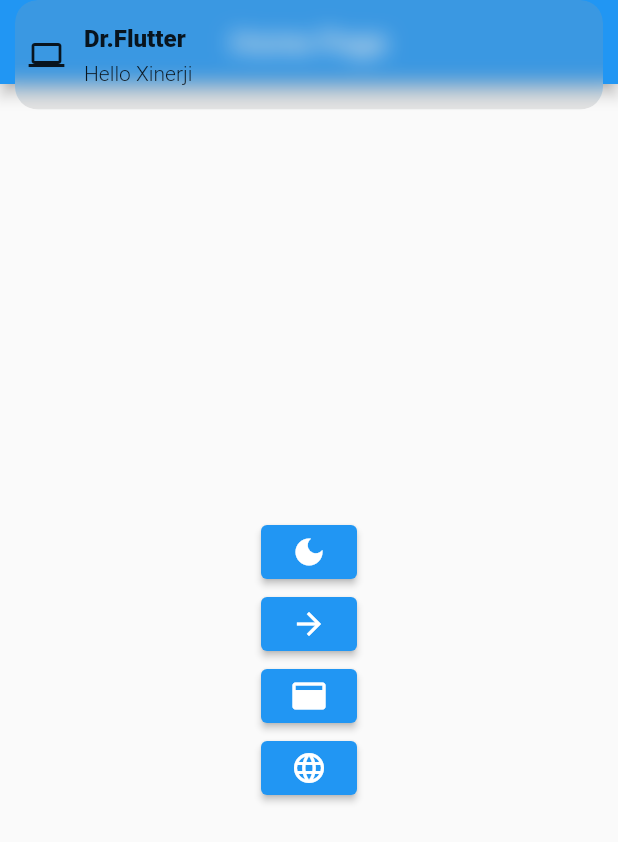
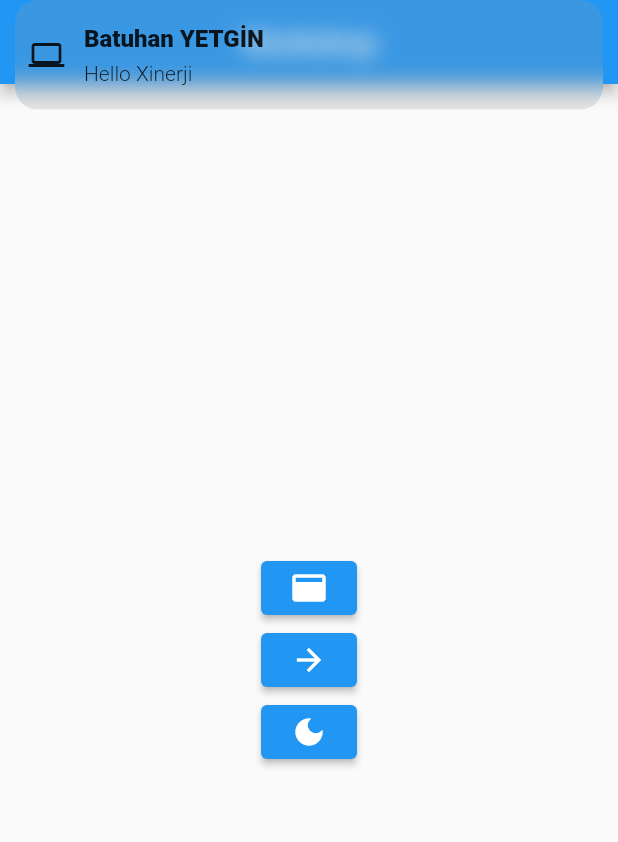
Before and after one commit to praganter/FlutterTraining, a Flutter app: the screen it shows after launch, after a tap on the "call to action" icon, on a phone screen of 412 x 824 dp. Shown: the top 842 px of the screen. Run offline on Flutter 3.47's test engine with Material 2 defaults, Android fonts, the phone set to English and light mode, and no system bars; our stand-ins replace flutter_svg, get, google_fonts, native_pdf_view; missing offline and left inert: dart:ffi, dart:js; network calls fail.

Commit message:
small fixes

```diff
--- a/crypto_market/lib/ApiHandler/api_handler.dart
+++ b/crypto_market/lib/ApiHandler/api_handler.dart
@@ -11,14 +11,10 @@ class ApiHandler {
     final _url = _apiBaseUrl + _apiKey + apiTag;
     print(_url);
     var response = await http.get(Uri.parse(_url));
-    //print(response.body);
     if (response.statusCode == 200) {
-      //print("Apihandler data dönüyor");
       var json = response.body;
       return currencyModalFromJson(json);
-    } else {
-      print("Ağam data yok");
-    }
+    } else {}
     return body.map((item) => CurrencyModal.fromJson(item)).toList();
   }
 }
--- a/crypto_market/lib/Controllers/crypto_controller.dart
+++ b/crypto_market/lib/Controllers/crypto_controller.dart
@@ -4,8 +4,7 @@ import 'package:get/get.dart';
 import 'package:intl/intl.dart';
 
 class CryptoController extends GetxController {
-  List<CurrencyModal> currencyList =
-      List<CurrencyModal>.empty(growable: true).obs;
+  List<CurrencyModal> currencyList = List<CurrencyModal>.empty(growable: true).obs;
 
   final RxBool oneDay = false.obs;
   final RxBool sevenDay = false.obs;
@@ -13,7 +12,6 @@ class CryptoController extends GetxController {
 
   @override
   void onInit() {
-    //print("Crypto controller kuruldu iyisin");
     getcurrency();
     super.onInit();
   }
@@ -21,17 +19,12 @@ class CryptoController extends GetxController {
   Future<void> getcurrency() async {
     try {
       var data = await ApiHandler().getCurrencies();
-      //print(data);
-      //print("sanırım data geldi");
       currencyList.assignAll(data);
-      // currencyList = priceFormatter(marketCapFormatter(
-      //     percentageFormatter(volumeFormatter(currencyList))));
       currencyList = marketCapFormatter(currencyList);
       currencyList = priceFormatter(currencyList);
       currencyList = percentageFormatter(currencyList);
       currencyList = volumeFormatter(currencyList);
     } catch (e) {
-      print("Data mata yok aq");
       print(e.toString());
     }
   }
@@ -40,8 +33,7 @@ class CryptoController extends GetxController {
   List<CurrencyModal> priceFormatter(List<CurrencyModal> rawList) {
     List<CurrencyModal> expectedList = rawList;
     for (var i = 0; i < expectedList.length; i++) {
-      var temp = NumberFormat.simpleCurrency(locale: 'chr', decimalDigits: 3)
-          .format(double.parse(expectedList[i].price));
+      var temp = NumberFormat.simpleCurrency(locale: 'chr', decimalDigits: 3).format(double.parse(expectedList[i].price));
       temp = temp.replaceAll(",", " ");
       expectedList[i].price = temp;
     }
@@ -77,11 +69,9 @@ class CryptoController extends GetxController {
     for (var i = 0; i < expectedList.length; i++) {
       var temp = expectedList[i].the1D.volume;
       if (12 >= temp.length) {
-        expectedList[i].the1D.volume =
-            temp.substring(0, (temp.length - 9)) + "M vol";
+        expectedList[i].the1D.volume = temp.substring(0, (temp.length - 9)) + "M vol";
       } else {
-        expectedList[i].the1D.volume =
-            temp.substring(0, (temp.length - 12)) + "B vol";
+        expectedList[i].the1D.volume = temp.substring(0, (temp.length - 12)) + "B vol";
       }
     }
     return expectedList;
--- a/crypto_market/lib/Views/home_page.dart
+++ b/crypto_market/lib/Views/home_page.dart
@@ -8,7 +8,7 @@ class HomePage extends StatelessWidget {
   Widget build(BuildContext context) {
     return Scaffold(
       appBar: AppBar(
-        title: Text("Home Page"),
+        title: Text("Workshop"),
         centerTitle: true,
         automaticallyImplyLeading: false,
       ),
@@ -18,24 +18,8 @@ class HomePage extends StatelessWidget {
           children: [
             ElevatedButton(
               onPressed: () {
-                if (Get.isDarkMode) {
-                  Get.changeThemeMode(ThemeMode.light);
-                } else {
-                  Get.changeThemeMode(ThemeMode.dark);
-                }
-              },
-              child: Icon(Icons.dark_mode),
-            ),
-            ElevatedButton(
-              onPressed: () {
-                Get.toNamed('/list');
-              },
-              child: Icon(Icons.arrow_forward),
-            ),
-            ElevatedButton(
-              onPressed: () {
                 Get.snackbar(
-                  "Dr.Flutter",
+                  "Batuhan YETGİN",
                   "Hello Xinerji",
                   icon: Icon(Icons.computer),
                   snackPosition: SnackPosition.TOP,
@@ -52,8 +36,20 @@ class HomePage extends StatelessWidget {
               ),
             ),
             ElevatedButton(
-              onPressed: () {},
-              child: Tooltip(message: "TR <-> EN", child: Icon(Icons.language)),
+              onPressed: () {
+                Get.toNamed('/list');
+              },
+              child: Icon(Icons.arrow_forward),
+            ),
+            ElevatedButton(
+              onPressed: () {
+                if (Get.isDarkMode) {
+                  Get.changeThemeMode(ThemeMode.light);
+                } else {
+                  Get.changeThemeMode(ThemeMode.dark);
+                }
+              },
+              child: Icon(Icons.dark_mode),
             ),
           ],
         ),
```
Also changed, not shown: crypto_market/lib/Modals/crypto_modal.dart (+2 -8 lines), crypto_market/lib/Views/list_page.dart (+19 -18 lines), crypto_market/pubspec.lock, 7 other files.
